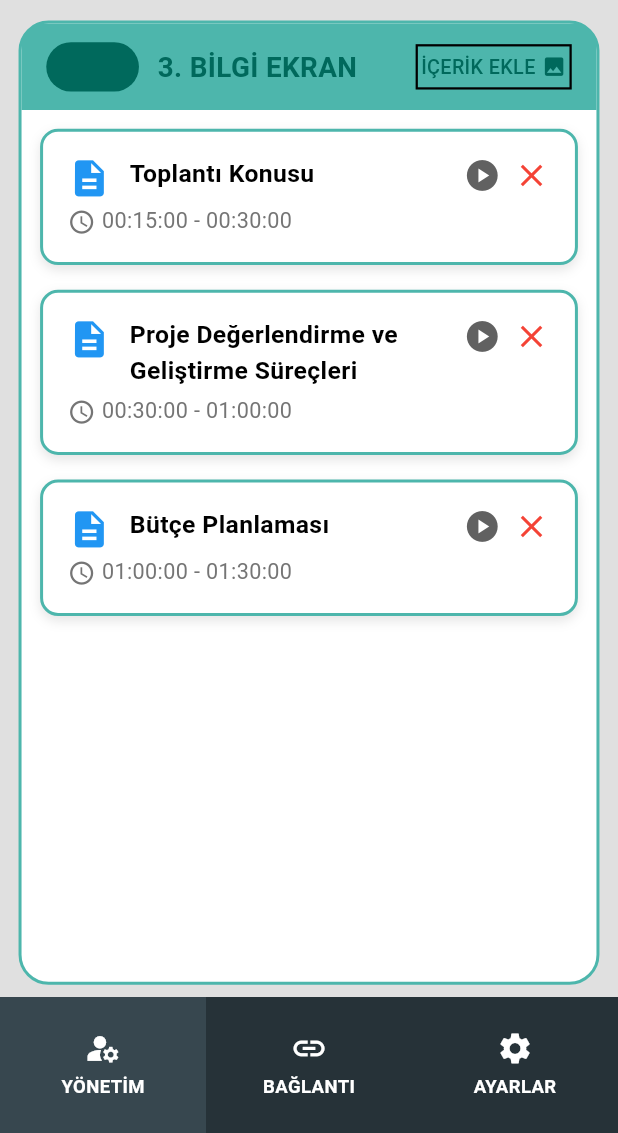
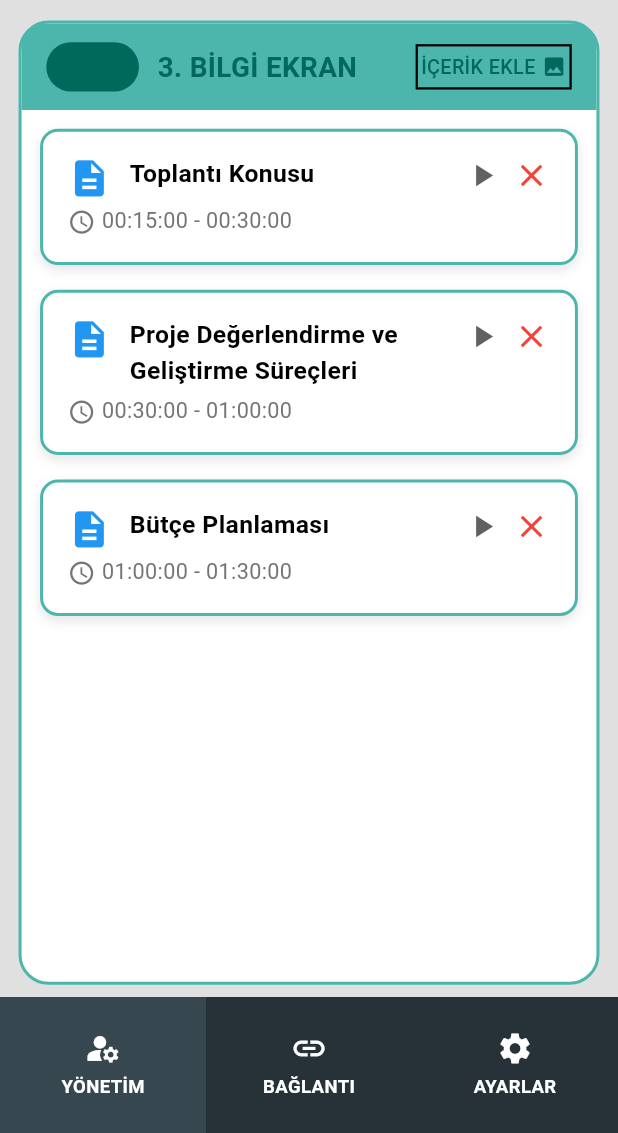
Before and after one commit to zrana24/duyurubu, a Flutter app: the InfoScreen screen opened directly, on a phone screen of 412 x 824 dp, the part 103-1236 px from its top. Run offline on Flutter 3.47's test engine with Material 3 defaults, Android fonts, the phone set to English and light mode, and no system bars; our stand-ins replace file_picker, flutter_bluetooth_serial, image_picker, permission_handler.

Commit message:
file error

```diff
--- a/lib/language.dart
+++ b/lib/language.dart
@@ -45,7 +45,7 @@ class LanguageProvider extends ChangeNotifier {
       'name_screen1': '2. İSİMLİK EKRAN',
       'name_screen_': 'İSİMLİK EKRAN',
       'info_screen': '3. BİLGİ EKRAN',
-      'info_screen_': 'BİLGİ SCREEN',
+      'info_screen_': 'BİLGİ EKRAN',
       'screen_brightness': 'EKRAN PARLAKLIĞI',
       'add_content': 'İÇERİK EKLE',
       'meeting_topic': 'Toplantı Konusu',
--- a/lib/screens/info.dart
+++ b/lib/screens/info.dart
@@ -1,3 +1,4 @@
+import 'package:file_picker/file_picker.dart';
 import 'package:flutter/material.dart';
 import 'dart:async';
 import 'footer.dart';
@@ -28,14 +29,14 @@ class _InfoScreenState extends State<InfoScreen> {
       "title": "project_evaluation",
       "startTime": "00:30:00",
       "endTime": "01:00:00",
-      "type": "video",
+      "type": "document",
       "file": null,
     },
     {
       "title": "budget_planning",
       "startTime": "01:00:00",
       "endTime": "01:30:00",
-      "type": "photo",
+      "type": "document",
       "file": null,
     },
   ];
@@ -118,11 +119,9 @@ class _InfoScreenState extends State<InfoScreen> {
               ListTile(
                 leading: const Icon(Icons.description),
                 title: Text(languageProvider.getTranslation('select_document')),
-                onTap: () {
+                onTap: () async {
                   Navigator.pop(context);
-                  ScaffoldMessenger.of(context).showSnackBar(
-                    SnackBar(content: Text(languageProvider.getTranslation('document_selection'))),
-                  );
+                  await _pickDocument();
                 },
               ),
             ],
@@ -130,6 +129,24 @@ class _InfoScreenState extends State<InfoScreen> {
         );
       },
     );
+  }
+
+  Future<void> _pickDocument() async {
+    try {
+      FilePickerResult? result = await FilePicker.platform.pickFiles(
+        type: FileType.custom,
+        allowedExtensions: ['pdf', 'doc', 'docx', 'txt', 'ppt', 'pptx', 'xls', 'xlsx'],
+        allowMultiple: false,
+      );
+
+      if (result != null && result.files.single.path != null) {
+        setState(() {
+          _selectedFile = File(result.files.single.path!);
+        });
+      }
+    } catch (e) {
+      print("Dosya seçme hatası: $e");
+    }
   }
 
   void _showAddContentDialog(BuildContext context) {
@@ -342,6 +359,8 @@ class _InfoScreenState extends State<InfoScreen> {
         fileType = "photo";
       } else if (["mp4", "mov", "avi"].contains(ext)) {
         fileType = "video";
+      } else if (["pdf", "doc", "docx", "txt", "ppt", "pptx", "xls", "xlsx"].contains(ext)) {
+        fileType = "document";
       }
     }
 
@@ -549,11 +568,29 @@ class _ContentCardState extends State<ContentCard> {
   }
 
   IconData _getIconForType(String type) {
-    return Icons.description;
+    switch (type) {
+      case "photo":
+        return Icons.photo;
+      case "video":
+        return Icons.videocam;
+      case "document":
+        return Icons.description;
+      default:
+        return Icons.description;
+    }
   }
 
   Color _getColorForType(String type) {
-    return Colors.blue;
+    switch (type) {
+      case "photo":
+        return Colors.amber;
+      case "video":
+        return Colors.red;
+      case "document":
+        return Colors.blue;
+      default:
+        return Colors.blue;
+    }
   }
 
   @override
@@ -605,7 +642,7 @@ class _ContentCardState extends State<ContentCard> {
                     GestureDetector(
                       onTap: _togglePlay,
                       child: Icon(
-                        _isPlaying ? Icons.pause_circle : Icons.play_circle,
+                        _isPlaying ? Icons.pause : Icons.play_arrow,
                         color: Colors.grey[700],
                         size: screenWidth * 0.06,
                       ),
@@ -637,6 +674,18 @@ class _ContentCardState extends State<ContentCard> {
                 ),
               ],
             ),
+            if (widget.file != null) ...[
+              SizedBox(height: screenHeight * 0.005),
+              Text(
+                "Dosya: ${widget.file!.path.split('/').last}",
+                style: TextStyle(
+                  fontSize: screenWidth * 0.03,
+                  color: widget.getGreyColor(600),
+                ),
+                maxLines: 1,
+                overflow: TextOverflow.ellipsis,
+              ),
+            ],
           ],
         ),
       ),
--- a/pubspec.yaml
+++ b/pubspec.yaml
@@ -18,6 +18,7 @@ dependencies:
     sdk: flutter
   translator: ^1.0.3+1
   image_picker: ^1.0.4
+  file_picker: ^10.3.3
 
 dev_dependencies:
   flutter_test:
```
Also changed, not shown: lib/screens/connect.dart (+15 -50 lines), lib/screens/footer.dart (+13 -2 lines), pubspec.lock, 1 other file.
